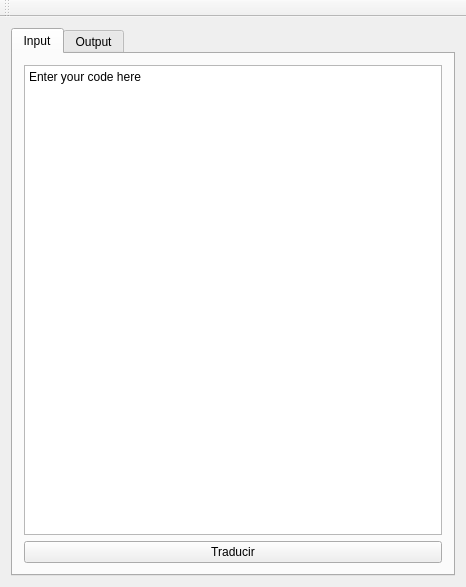
This is assemblytranslator/guiarqui2.ui in Sirquini/tareas-arqui2 as Qt 5 draws it before an edit. The edited form follows.
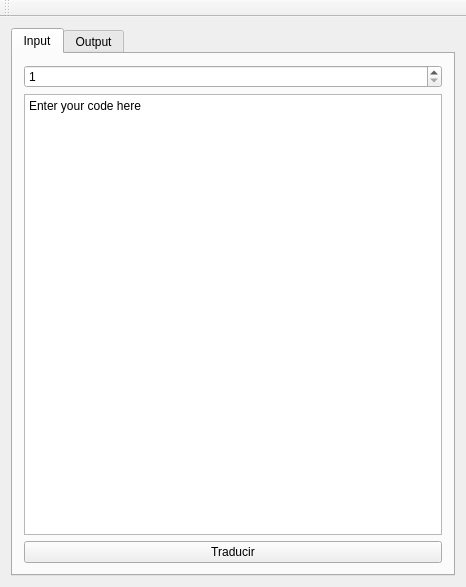
This is the edited form.

The edit to the form file:
```diff
--- a/assemblytranslator/guiarqui2.ui
+++ b/assemblytranslator/guiarqui2.ui
@@ -28,6 +28,13 @@
         <string>Input</string>
        </attribute>
        <layout class="QVBoxLayout" name="verticalLayout">
+        <item>
+         <widget class="QSpinBox" name="spinBox">
+          <property name="minimum">
+           <number>1</number>
+          </property>
+         </widget>
+        </item>
         <item>
          <widget class="QPlainTextEdit" name="text_in">
           <property name="plainText">
```
